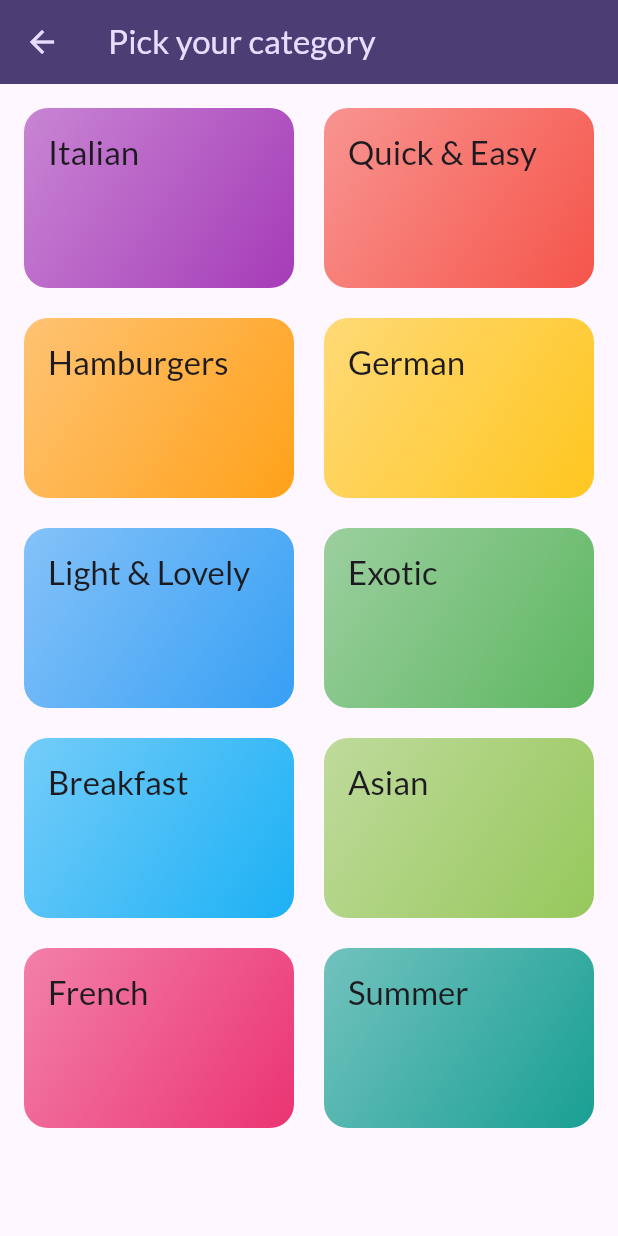
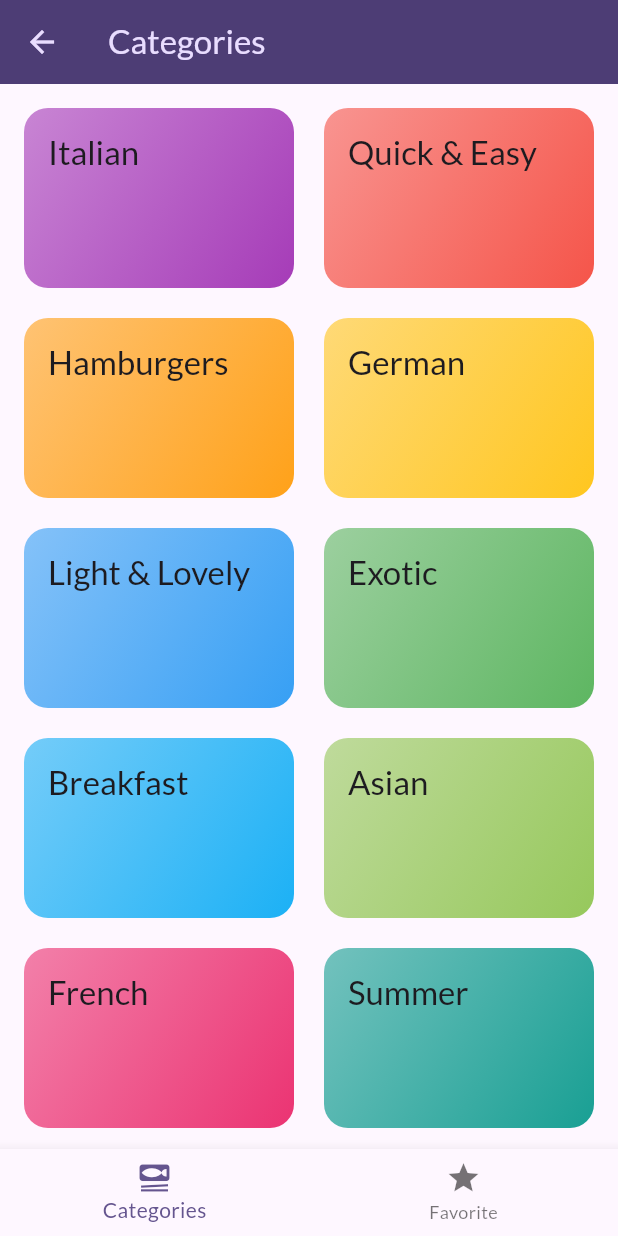
Before and after one commit to binodcoder/portfolio, a Flutter app: the screen it shows after launch, after a tap on "Meal", on a phone screen of 412 x 824 dp. Run offline on Flutter 3.47's test engine with Material 3 defaults, Android fonts, the light colour scheme and no system bars; our stand-ins replace flutter_svg, font_awesome_flutter, google_fonts, transparent_image, youtube_player_flutter, youtube_player_iframe; network calls fail.

Commit message:
added tab based navigation

```diff
--- a/lib/features/home/home.dart
+++ b/lib/features/home/home.dart
@@ -1,6 +1,6 @@
 import 'package:flutter/material.dart';
 import 'package:my_cv/features/expense_tracker/widgets/expenses.dart';
-import 'package:my_cv/features/meal/screens/categories.dart';
+import 'package:my_cv/features/meal/screens/tabs.dart';
 import 'package:my_cv/features/todo/todo.dart';
 import '../../common_widgets/app_bar.dart';
 import 'widgets/drawer/drawer.dart';
@@ -12,7 +12,7 @@ class Home extends StatelessWidget {
     HomeItem('Expenses', Icons.attach_money, Expenses()),
     HomeItem('Quiz', Icons.quiz, Quiz()),
     HomeItem('Todo', Icons.task, Todos()),
-    HomeItem('Meal', Icons.set_meal, CategoriesScreen()),
+    HomeItem('Meal', Icons.set_meal, TabsScreen()),
   ];
 
   @override
--- a/lib/features/meal/screens/categories.dart
+++ b/lib/features/meal/screens/categories.dart
@@ -23,11 +23,7 @@ class CategoriesScreen extends StatelessWidget {
 
   @override
   Widget build(BuildContext context) {
-    return Scaffold(
-      appBar: AppBar(
-        title: const Text('Pick your category'),
-      ),
-      body: GridView(
+    return GridView(
       padding: EdgeInsets.all(16),
       gridDelegate: const SliverGridDelegateWithFixedCrossAxisCount(
         crossAxisCount: 2,
@@ -48,7 +44,6 @@ class CategoriesScreen extends StatelessWidget {
         //     .map((category) => CategoryGridItem(category: category))
         //     .toList()
       ],
-      ),
     );
   }
 }
--- /dev/null
+++ b/lib/features/meal/screens/tabs.dart
@@ -0,0 +1,48 @@
+import 'package:flutter/cupertino.dart';
+import 'package:flutter/material.dart';
+import 'package:my_cv/features/meal/screens/categories.dart';
+import 'package:my_cv/features/meal/screens/meals.dart';
+
+class TabsScreen extends StatefulWidget {
+  const TabsScreen({super.key});
+
+  @override
+  State<TabsScreen> createState() {
+    return _TabsScreenState();
+  }
+}
+
+class _TabsScreenState extends State<TabsScreen> {
+  int _selectedPageIndex = 0;
+
+  void _selectPage(int index) {
+    setState(() {
+      _selectedPageIndex = index;
+    });
+  }
+
+  @override
+  Widget build(BuildContext context) {
+    Widget activePage = const CategoriesScreen();
+    String activePageTitle = 'Categories';
+    if (_selectedPageIndex == 1) {
+      activePage = const MealsScreen(meals: []);
+      activePageTitle = 'Your Favorites';
+    }
+    return Scaffold(
+      appBar: AppBar(
+        title: Text(activePageTitle),
+      ),
+      body: activePage,
+      bottomNavigationBar: BottomNavigationBar(
+        onTap: _selectPage,
+        currentIndex: _selectedPageIndex,
+        items: [
+          BottomNavigationBarItem(
+              icon: Icon(Icons.set_meal), label: 'Categories'),
+          BottomNavigationBarItem(icon: Icon(Icons.star), label: 'Favorite'),
+        ],
+      ),
+    );
+  }
+}
```
Also changed, not shown: lib/features/meal/screens/meal_detail_screen.dart (+65 -4 lines), lib/features/meal/screens/meals.dart (+41 -13 lines), lib/features/meal/widgets/meal_item.dart (+28 -4 lines), lib/features/meal/widgets/meal_item_trait.dart (added, +31 -0 lines). Lines whose indentation alone changed are shown as unchanged.
